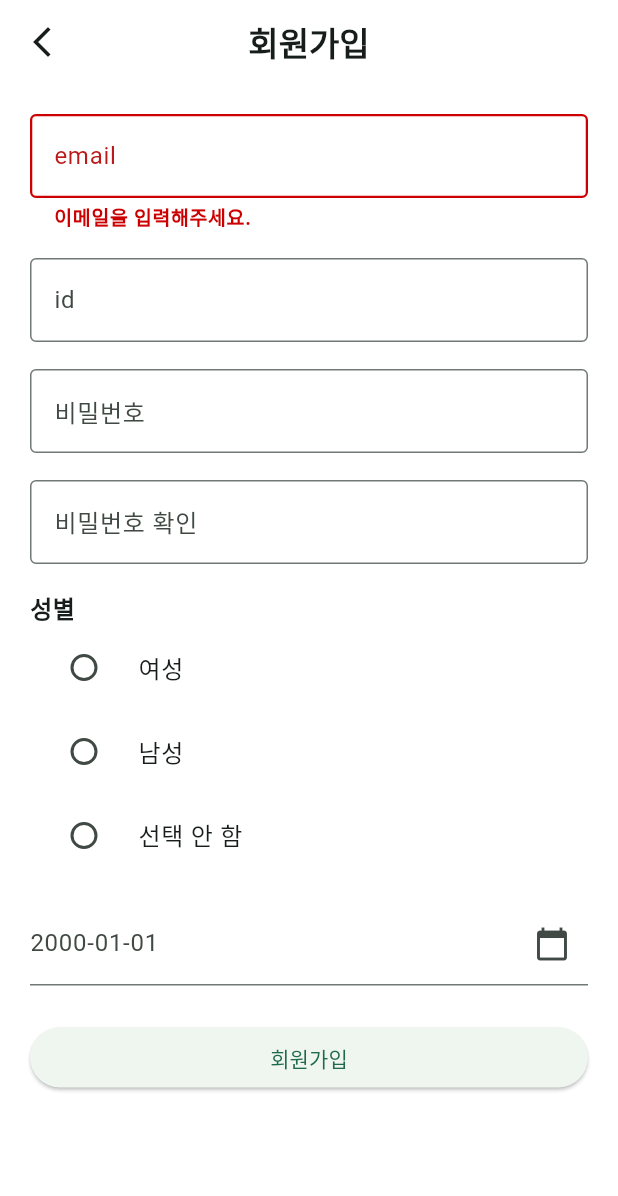
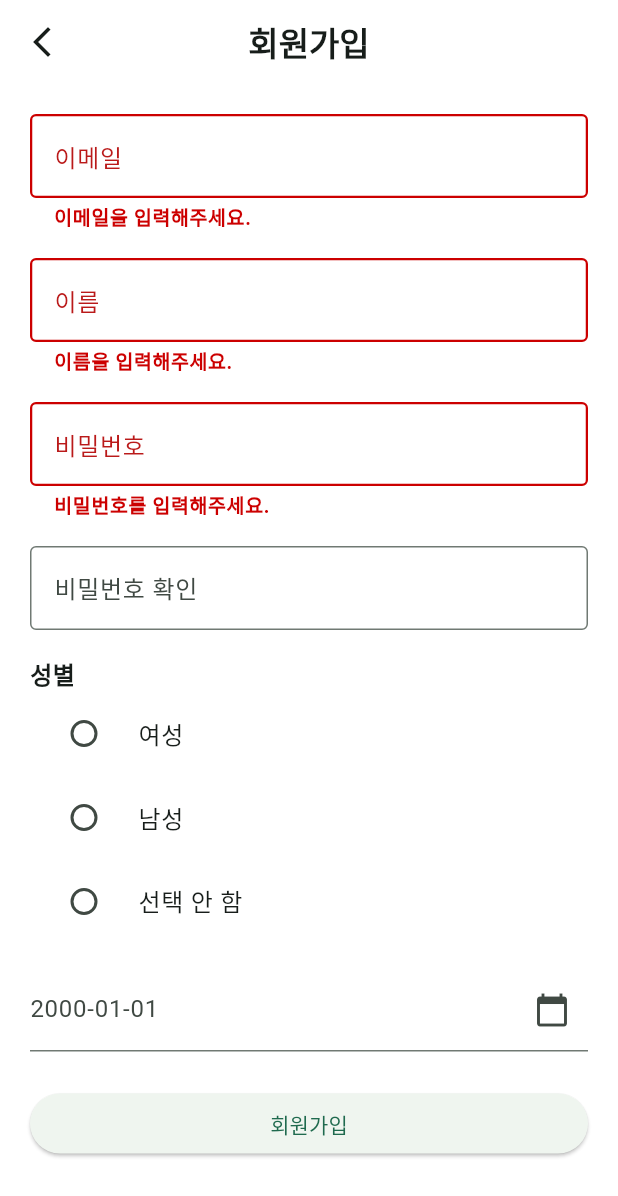
Before and after one commit to book2002/book-FE, a Flutter app: the SignupPage screen opened directly, after a tap on "회원가입", on a phone screen of 412 x 824 dp. Shown: the top 1196 px of the screen. Run offline on Flutter 3.47's test engine with Material 3 defaults, Android fonts, the phone set to English and light mode, and no system bars; network calls fail.

Commit message:
feat: 회원가입 서버 연결
- 이메일 중복 처리에 대한 논의 필요
- 필수입력 예외처리 완료

```diff
--- a/lib/signup_page.dart
+++ b/lib/signup_page.dart
@@ -2,6 +2,11 @@ import 'package:flutter/material.dart';
 import 'package:flutter/cupertino.dart';
 import 'package:intl/intl.dart';          //DateFormat 사용을 위한 intl 패키지
 //flutter pub add intl로 다운로드 후 사용
+
+import 'package:flutter_app/login_page.dart';
+
+import 'package:http/http.dart' as http;
+import 'dart:convert'; // JSON 인코딩/디코딩
 
 class SignupPage extends StatefulWidget {
   const SignupPage({Key? key}) : super(key: key);
@@ -45,10 +50,12 @@ class _SignupPageState extends State<SignupPage> {
 
   //컨트롤러
   final TextEditingController _emailController = TextEditingController();
-  final TextEditingController _usernameController = TextEditingController();
+  final TextEditingController _nameController = TextEditingController();
   final TextEditingController _idController = TextEditingController();
   final TextEditingController _passwordController = TextEditingController();
   final TextEditingController _confirmPasswordController = TextEditingController();
+
+  bool _isLoading = false; // 로딩 상태 표시용
 
   //라디오 버튼 초기값 설정
   String? _sexValue;        //? -> null 값 허용, null 초기화
@@ -136,14 +143,14 @@ class _SignupPageState extends State<SignupPage> {
     // TODO: implement dispose
     //메모리 누수 방지
     _emailController.dispose();
-    _usernameController.dispose();
+    _nameController.dispose();
     _idController.dispose();
     _passwordController.dispose();
     _confirmPasswordController.dispose();
     super.dispose();
   }
 
-  void _signUp() {
+  Future<void> _signUp() async {
 
     final formState = _formKey.currentState;
     if (formState == null) {
@@ -158,8 +165,7 @@ class _SignupPageState extends State<SignupPage> {
     }
 
     final email = _emailController.text.trim();
-    final username = _usernameController.text.trim();
-    final id = _idController.text.trim();
+    final name = _nameController.text.trim();
     final password = _passwordController.text.trim();
     final confirmPassword = _confirmPasswordController.text.trim();
 
@@ -170,10 +176,60 @@ class _SignupPageState extends State<SignupPage> {
       return;
     }
 
-    // TODO: 회원가입 로직 구현
-    ScaffoldMessenger.of(context).showSnackBar(
-      SnackBar(content: Text("회원가입 시도"))
-    );
+    setState(() {
+      _isLoading = true;
+    });
+
+    try {
+      //final url = Uri.parse("http://172.30.1.53:8080/api/v1/member/signup");
+      final url = Uri.parse("http://localhost:8080/api/v1/member/signup");    //웹 환경에서는 localhost 사용
+      final response = await http.post(
+        url,
+        headers: {
+          "Content-Type": "application/json",
+        },
+        body: jsonEncode({
+          "email": email,
+          "password": password,
+          "name": name,
+        }),
+      );
+
+      if (response.statusCode == 200 || response.statusCode == 201) {
+        final data = jsonDecode(response.body);
+
+        final memberId = data["memberId"];
+        final status = data["status"];
+        final role = data["role"];
+        final createdAt = data["createdAt"];
+
+        ScaffoldMessenger.of(context).showSnackBar(
+          SnackBar(content: Text("회원가입 성공! $memberId $status $role $createdAt"))
+        );
+
+        Navigator.push(
+          context,
+          MaterialPageRoute(builder: (context)=>const LoginPage()),
+        );
+
+        // ✅ 필요 시 토큰 저장 (예: shared_preferences 이용)
+        // ✅ 새 유저라면 회원가입 추가 정보 페이지로 보내는 처리 가능
+      } else {
+        // 400 오류 등 다른 상태 코드 처리
+        ScaffoldMessenger.of(context).showSnackBar(
+          SnackBar(content: Text("회원가입 실패: ${response.statusCode} ${response.body}"))
+        );
+      }
+    } catch (e) {
+      ScaffoldMessenger.of(context).showSnackBar(
+        SnackBar(content: Text("오류 발생: $e")),
+      );
+    } finally {
+      setState(() {
+        _isLoading = false;
+      });
+    }
+
   }
 
   @override
@@ -205,7 +261,7 @@ class _SignupPageState extends State<SignupPage> {
               TextFormField(
                 controller: _emailController,
                 decoration: InputDecoration(    // 추후 변경될 가능성이 있으므로 const 사용 x
-                  labelText: "email",
+                  labelText: "이메일",
                   border: const OutlineInputBorder(),
                   focusedBorder: OutlineInputBorder(
                     borderSide: BorderSide(color: Color(0xFF00AA00), width: 1.8)
@@ -245,15 +301,39 @@ class _SignupPageState extends State<SignupPage> {
               ),
               const SizedBox(height: 18,),
               TextFormField(
-                controller: _idController,
+                controller: _nameController,
                 decoration: const InputDecoration(
-                  labelText: "id",
+                  labelText: "이름",
                   border: OutlineInputBorder(),
                   focusedBorder: OutlineInputBorder(
                     borderSide: BorderSide(color: Color(0xFF00AA00), width: 1.8)
-                  )
+                  ),
+
+                  //오류 시 테두리 style 지정
+                  errorBorder: OutlineInputBorder(
+                    borderSide: BorderSide(color: const Color(0xFFCC0000), width: 1.5)
+                  ),
+                  focusedErrorBorder: OutlineInputBorder(
+                    borderSide: BorderSide(color: const Color(0xFFCC0000), width: 2.5)
+                  ),
+
+                  //오류 메시지 style 지정
+                  errorStyle: TextStyle(
+                    color: const Color(0xFFCC0000),
+                    fontSize: 13,
+                    fontWeight: FontWeight.bold,
+                  ),
                 ),
                 keyboardType: TextInputType.text,
+
+                //사용자 입력이 유효한지 실시간으로 확인
+                validator: (value) {
+                  if (value == null || value.isEmpty) {
+                    return '이름을 입력해주세요.';
+                  }
+
+                  return null;
+                },
               ),
               const SizedBox(height: 18,),
               TextFormField(
@@ -263,9 +343,37 @@ class _SignupPageState extends State<SignupPage> {
                   border: OutlineInputBorder(),
                   focusedBorder: OutlineInputBorder(
                     borderSide: BorderSide(color: Color(0xFF00AA00), width: 1.8)
-                  )
+                  ),
+
+                  //오류 시 테두리 style 지정
+                  errorBorder: OutlineInputBorder(
+                    borderSide: BorderSide(color: const Color(0xFFCC0000), width: 1.5)
+                  ),
+                  focusedErrorBorder: OutlineInputBorder(
+                    borderSide: BorderSide(color: const Color(0xFFCC0000), width: 2.5)
+                  ),
+
+                  //오류 메시지 style 지정
+                  errorStyle: TextStyle(
+                    color: const Color(0xFFCC0000),
+                    fontSize: 13,
+                    fontWeight: FontWeight.bold,
+                  ),
+
                 ),
                 obscureText: true,  //텍스트 가림 처리
+
+                //사용자 입력이 유효한지 실시간으로 확인
+                validator: (value) {
+                  if (value == null || value.isEmpty) {
+                    return '비밀번호를 입력해주세요.'; // 1. 입력이 비어있을 때 표시할 문구
+                  }
+                  if (value.length < 8) {
+                    return '비밀번호를 8자 이상 입력하세요.'; // 2. 형식 오류
+                  }
+
+                  return null;
+                },
               ),
               const SizedBox(height: 18,),
               TextFormField(
@@ -275,9 +383,32 @@ class _SignupPageState extends State<SignupPage> {
                   border: OutlineInputBorder(),
                   focusedBorder: OutlineInputBorder(
                     borderSide: BorderSide(color: Color(0xFF00AA00), width: 1.8)
-                  )
+                  ),
+
+                  //오류 시 테두리 style 지정
+                  errorBorder: OutlineInputBorder(
+                    borderSide: BorderSide(color: const Color(0xFFCC0000), width: 1.5)
+                  ),
+                  focusedErrorBorder: OutlineInputBorder(
+                    borderSide: BorderSide(color: const Color(0xFFCC0000), width: 2.5)
+                  ),
+
+                  //오류 메시지 style 지정
+                  errorStyle: TextStyle(
+                    color: const Color(0xFFCC0000),
+                    fontSize: 13,
+                    fontWeight: FontWeight.bold,
+                  ),
                 ),
                 obscureText: true,
+
+                validator: (value) {
+                  if (value != _passwordController.text.trim()) {
+                    return '비밀번호가 일치하지 않습니다.';
+                  }
+
+                  return null;
+                },
               ),
               const SizedBox(height: 18,),
               const Text("성별", style: TextStyle(fontSize: 16, fontWeight: FontWeight.bold)),
```
